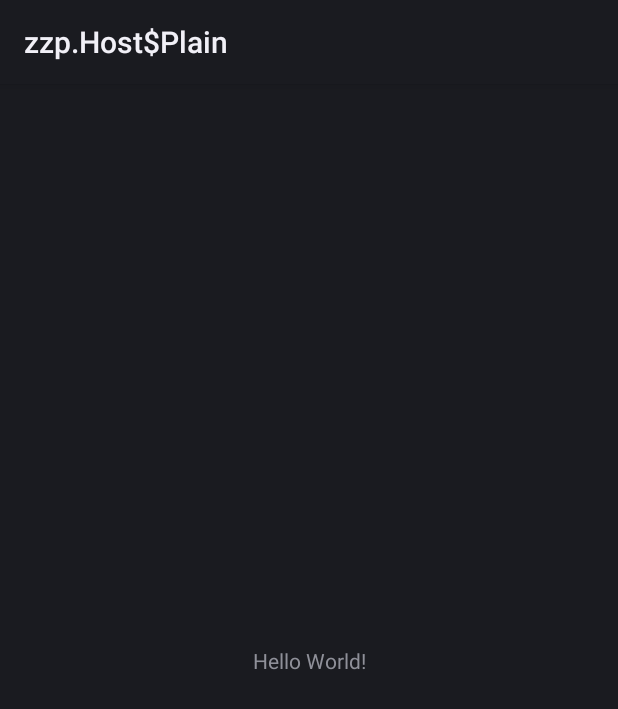
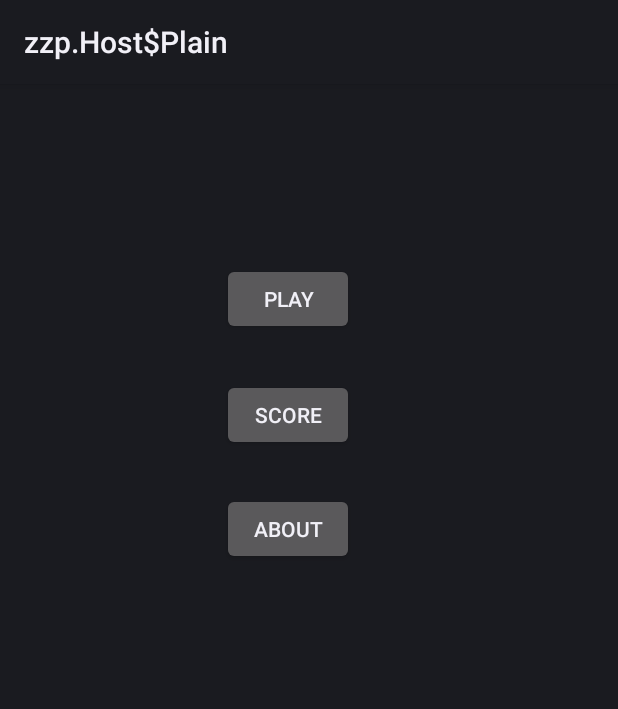
Before and after one commit to bobjaeger/TheMansion, an Android app: the layout activity_menu.xml on its own in the app's theme, with its tools: preview values and no code run, on a phone screen of 412 x 824 dp. Shown: the top 709 px of the screen. Run offline under Robolectric (Android 15) with nearby library versions, the phone set to English and light mode, and no system bars.

Commit message:
commit and pull new
- refresh and update commit

```diff
--- a/build.gradle
+++ b/build.gradle
@@ -7,7 +7,7 @@ buildscript {
         jcenter()
     }
     dependencies {
-        classpath 'com.android.tools.build:gradle:3.0.1'
+        classpath 'com.android.tools.build:gradle:3.1.0'
 
 
         // NOTE: Do not place your application dependencies here; they belong
--- a/game_feature/src/main/res/layout/activity_menu.xml
+++ b/game_feature/src/main/res/layout/activity_menu.xml
@@ -6,13 +6,47 @@
     android:layout_height="match_parent"
     tools:context="com.den.jaeger.themansion.game_feature.MenuActivity">
 
-    <TextView
+    <Button
+        android:id="@+id/button"
         android:layout_width="wrap_content"
         android:layout_height="wrap_content"
-        android:text="Hello World!"
-        app:layout_constraintBottom_toBottomOf="parent"
-        app:layout_constraintLeft_toLeftOf="parent"
-        app:layout_constraintRight_toRightOf="parent"
-        app:layout_constraintTop_toTopOf="parent" />
+        android:layout_marginBottom="29dp"
+        android:text="PLAY"
+        app:layout_constraintBottom_toTopOf="@+id/button2"
+        app:layout_constraintEnd_toStartOf="@+id/guideline"
+        app:layout_constraintStart_toStartOf="@+id/guideline" />
 
+    <Button
+        android:id="@+id/button2"
+        android:layout_width="wrap_content"
+        android:layout_height="wrap_content"
+        android:text="SCORE"
+        app:layout_constraintBottom_toTopOf="@+id/guideline2"
+        app:layout_constraintEnd_toStartOf="@+id/guideline"
+        app:layout_constraintStart_toStartOf="@+id/guideline"
+        app:layout_constraintTop_toTopOf="@+id/guideline2" />
+
+    <Button
+        android:id="@+id/button3"
+        android:layout_width="wrap_content"
+        android:layout_height="wrap_content"
+        android:layout_marginTop="28dp"
+        android:text="ABOUT"
+        app:layout_constraintEnd_toStartOf="@+id/guideline"
+        app:layout_constraintStart_toStartOf="@+id/guideline"
+        app:layout_constraintTop_toBottomOf="@+id/button2" />
+
+    <android.support.constraint.Guideline
+        android:id="@+id/guideline"
+        android:layout_width="wrap_content"
+        android:layout_height="wrap_content"
+        android:orientation="vertical"
+        app:layout_constraintGuide_begin="192dp" />
+
+    <android.support.constraint.Guideline
+        android:id="@+id/guideline2"
+        android:layout_width="wrap_content"
+        android:layout_height="wrap_content"
+        android:orientation="horizontal"
+        app:layout_constraintGuide_begin="221dp" />
 </android.support.constraint.ConstraintLayout>
```
Also changed, not shown: gradle/wrapper/gradle-wrapper.properties.
